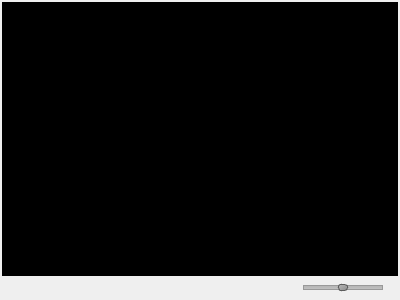
This is vlc-record/forms/cplayer.ui in code-google-com/vlc-record as Qt 5 draws it before an edit. The edited form follows.
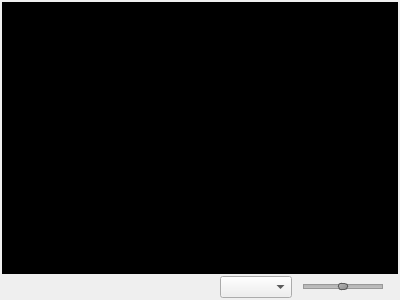
This is the edited form. Icons and pictures are not drawn.

What changed in the file:
```diff
--- a/vlc-record/forms/cplayer.ui
+++ b/vlc-record/forms/cplayer.ui
@@ -86,6 +86,9 @@
        </property>
       </spacer>
      </item>
+     <item>
+      <widget class="QComboBox" name="cbxAspect"/>
+     </item>
      <item>
       <widget class="QLabel" name="labSound">
        <property name="text">
```
